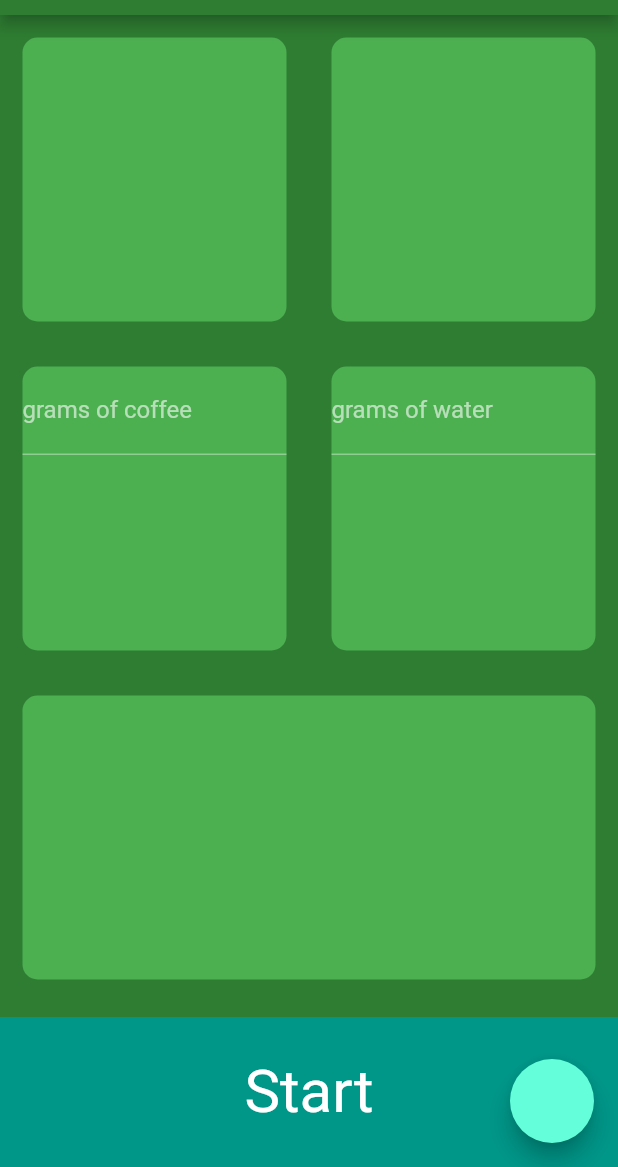
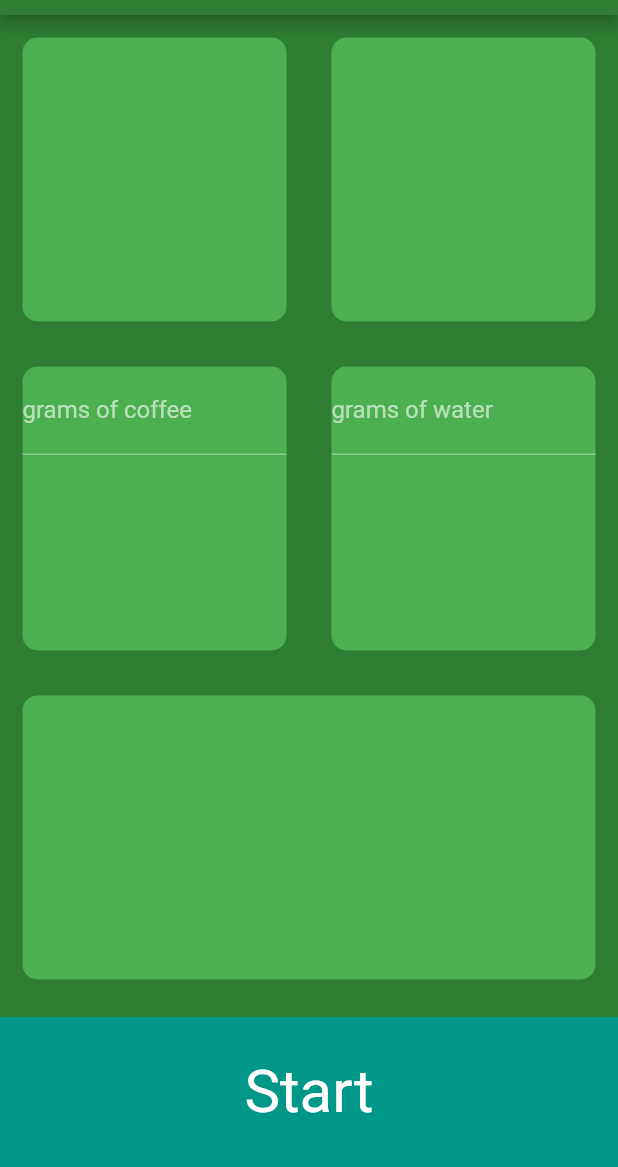
Before and after one commit to jlcamacho-dev/koffeem8, a Flutter app: the screen it shows after launch, on a phone screen of 412 x 824 dp, the part 69-1236 px from its top. Run offline on Flutter 3.47's test engine with Material 2 defaults, Android fonts, the phone set to English and light mode, and no system bars.

Commit message:
removed action button

```diff
--- a/koffeem8_app/lib/InputPage.dart
+++ b/koffeem8_app/lib/InputPage.dart
@@ -104,9 +104,6 @@ class _InputPageState extends State<InputPage> {
           ),
         ],
       ),
-      floatingActionButton: FloatingActionButton(
-        onPressed: () {},
-      ),
     );
   }
 }
```
